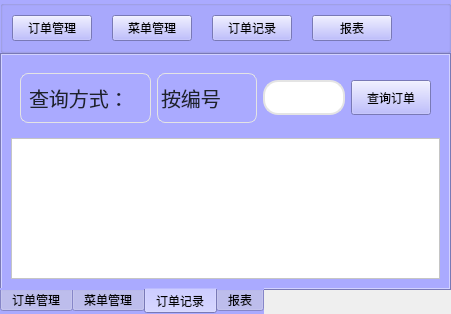
The window that admini/administratorinterface.ui (Li-Yaosong/BuffetMealsSystem) describes before a commit, drawn with Qt 5.
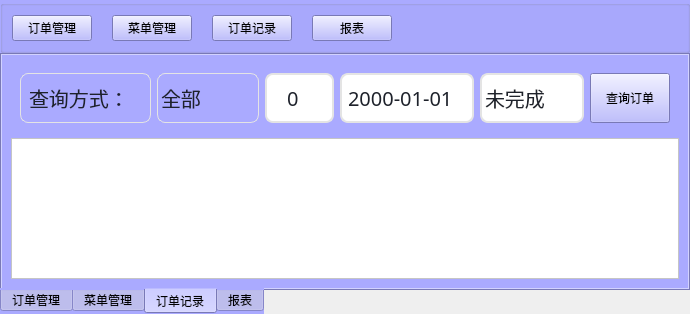
The same window after the commit. The open tabs and pages were chosen to show the change. Icons and pictures are not drawn.

What changed in the file:
```diff
--- a/admini/administratorinterface.ui
+++ b/admini/administratorinterface.ui
@@ -9,8 +9,8 @@
    <rect>
     <x>0</x>
     <y>0</y>
-    <width>451</width>
-    <height>272</height>
+    <width>690</width>
+    <height>298</height>
    </rect>
   </property>
   <property name="windowTitle">
@@ -97,7 +97,7 @@
       <enum>QTabWidget::South</enum>
      </property>
      <property name="currentIndex">
-      <number>3</number>
+      <number>1</number>
      </property>
      <widget class="QWidget" name="tab">
       <attribute name="title">
@@ -244,6 +244,13 @@
           <string/>
          </property>
          <layout class="QVBoxLayout" name="verticalLayout_4">
+          <item>
+           <widget class="QPushButton" name="pushButton_r">
+            <property name="text">
+             <string>刷新</string>
+            </property>
+           </widget>
+          </item>
           <item>
            <widget class="QPushButton" name="pushButton_addDishes">
             <property name="text">
@@ -258,13 +265,6 @@
             </property>
            </widget>
           </item>
-          <item>
-           <widget class="QPushButton" name="pushButton_modClass">
-            <property name="text">
-             <string>修改类别</string>
-            </property>
-           </widget>
-          </item>
           <item>
            <widget class="QPushButton" name="pushButton_delClass">
             <property name="text">
@@ -322,7 +322,7 @@
             <x>0</x>
             <y>0</y>
             <width>148</width>
-            <height>183</height>
+            <height>209</height>
            </rect>
           </property>
           <layout class="QVBoxLayout" name="verticalLayout_6">
@@ -443,7 +443,7 @@
             </property>
             <item>
              <property name="text">
-              <string>按编号</string>
+              <string>全部</string>
              </property>
             </item>
             <item>
@@ -451,27 +451,226 @@
               <string>按时间</string>
              </property>
             </item>
+            <item>
+             <property name="text">
+              <string>按编号</string>
+             </property>
+            </item>
+            <item>
+             <property name="text">
+              <string>按状态</string>
+             </property>
+            </item>
            </widget>
           </item>
           <item>
-           <widget class="QLineEdit" name="lineEdit">
+           <widget class="QSpinBox" name="spinBox_num">
             <property name="minimumSize">
              <size>
               <width>0</width>
-              <height>35</height>
+              <height>50</height>
              </size>
             </property>
             <property name="styleSheet">
-             <string notr="true">QLineEdit{
-    font: 25 14pt '微软雅黑 Light';
-    color: rgb(31,31,31);
-    padding-left:20px;
-    background-color: rgb(255, 255, 255);
-    border:2px solid rgba(228,228,228,1);
-    border-radius:15px;
+             <string notr="true">  	color:#1e222b;
+  	padding: 1px 15px 1px 3px;
+  	border:2px solid rgba(228,228,228,1);
+  	border-radius:8;
+  	font-family: Microsoft YaHei;
+  	font-size: 20px;
+ 	background-color: rgb(255, 255, 255);</string>
+            </property>
+            <property name="alignment">
+             <set>Qt::AlignCenter</set>
+            </property>
+            <property name="buttonSymbols">
+             <enum>QAbstractSpinBox::NoButtons</enum>
+            </property>
+           </widget>
+          </item>
+          <item>
+           <widget class="QDateEdit" name="dateEdit_order">
+            <property name="minimumSize">
+             <size>
+              <width>0</width>
+              <height>50</height>
+             </size>
+            </property>
+            <property name="styleSheet">
+             <string notr="true">QDateEdit{
+  color:#1e222b;
+  padding: 1px 15px 1px 3px;
+  border:2px solid rgba(228,228,228,1);
+  background-color: rgb(255, 255, 255);
+  border-radius:8;
+  font-family: Microsoft YaHei;
+  font-size: 20px;
 }
+QDateEdit::drop-down {			/*下拉按钮*/
+      subcontrol-origin: padding;
+      subcontrol-position: top right;
+      width: 20px;
+      border:none;
+}
+QCalendarWidget {
+	color:#1e222b;
+  	padding: 1px 15px 1px 3px;
+  	border:2px solid rgb(85, 170, 255);
+  	border-radius:8;
+  	font-family: Microsoft YaHei;
+  	font-size: 20px;
+	background-color: rgb(170, 170, 255);
+}
+QComboBox{
+  color:#1e222b;
+  padding: 1px 15px 1px 3px;
+  border:1px solid rgba(228,228,228,1);
+  border-radius:8;
+  font-family: Microsoft YaHei;
+  font-size: 20px;
+}
+QComboBox::drop-down {			/*下拉按钮*/
+      subcontrol-origin: padding;
+      subcontrol-position: top right;
+      width: 20px;
+      border:none;
+}
+
+QComboBox::down-arrow {		/*下拉按钮*/
+      image: url(:/image/combox.png);
+  }
+
+QComboBox QAbstractItemView{	/*列表 */
+	margin-top: 8px;
+	margin-left: 6px;
+	margin-bottom: 6px;
+	margin-right: 6px;
+	background:rgba(255,255,255,1);
+    border:1px solid rgba(228,228,228,1);
+    border-radius:8px;
+	font-size:12px;
+    font-family: Microsoft YaHei;
+    outline: 0px;
+    color:#1e222b;
+    padding-left: 16px;
+    padding-top: 12px;
+	padding-bottom:12px;
+    
+  }
+
+QComboBox QScrollBar::vertical{ /*滑条 主体部分*/
+    width:6px;
+    background:rgb(255,255,255);
+    border:none;
+}
+QComboBox QScrollBar::handle::vertical{ /*滑块主体*/
+    border-radius:3px;
+    background-color: rgba(30, 34, 43, 0.2);
+}
+QComboBox QScrollBar::handle::vertical::hover{
+    background-color: rgba(30, 34, 43, 0.2);
+}
+QComboBox QScrollBar::add-line::vertical{/*上箭头*/
+    border:none;
+}
+QComboBox QScrollBar::sub-line::vertical{/*下箭头*/
+    border:none;
+}
 </string>
             </property>
+            <property name="alignment">
+             <set>Qt::AlignCenter</set>
+            </property>
+            <property name="buttonSymbols">
+             <enum>QAbstractSpinBox::NoButtons</enum>
+            </property>
+            <property name="displayFormat">
+             <string>yyyy-MM-dd</string>
+            </property>
+           </widget>
+          </item>
+          <item>
+           <widget class="QComboBox" name="comboBox_state">
+            <property name="minimumSize">
+             <size>
+              <width>0</width>
+              <height>50</height>
+             </size>
+            </property>
+            <property name="styleSheet">
+             <string notr="true">QComboBox{
+  color:#1e222b;
+  padding: 1px 15px 1px 3px;
+  border:2px solid rgba(228,228,228,1);
+  background-color: rgb(255, 255, 255);
+  border-radius:8;
+  font-family: Microsoft YaHei;
+  font-size: 20px;
+}
+QComboBox::drop-down {			/*下拉按钮*/
+      subcontrol-origin: padding;
+      subcontrol-position: top right;
+      width: 20px;
+      border:none;
+}
+
+QComboBox::down-arrow {		/*下拉按钮*/
+      image: url(:/image/combox.png);
+  }
+
+QComboBox QAbstractItemView{	/*列表 */
+	margin-top: 8px;
+	margin-left: 6px;
+	margin-bottom: 6px;
+	margin-right: 6px;
+	background:rgba(255,255,255,1);
+    border:1px solid rgba(228,228,228,1);
+    border-radius:8px;
+	font-size:12px;
+    font-family: Microsoft YaHei;
+    outline: 0px;
+    color:#1e222b;
+    padding-left: 16px;
+    padding-top: 12px;
+	padding-bottom:12px;
+    
+  }
+
+QComboBox QScrollBar::vertical{ /*滑条 主体部分*/
+    width:6px;
+    background:rgb(255,255,255);
+    border:none;
+}
+QComboBox QScrollBar::handle::vertical{ /*滑块主体*/
+    border-radius:3px;
+    background-color: rgba(30, 34, 43, 0.2);
+}
+QComboBox QScrollBar::handle::vertical::hover{
+    background-color: rgba(30, 34, 43, 0.2);
+}
+QComboBox QScrollBar::add-line::vertical{/*上箭头*/
+    border:none;
+}
+QComboBox QScrollBar::sub-line::vertical{/*下箭头*/
+    border:none;
+}
+</string>
+            </property>
+            <item>
+             <property name="text">
+              <string>未完成</string>
+             </property>
+            </item>
+            <item>
+             <property name="text">
+              <string>已完成</string>
+             </property>
+            </item>
+            <item>
+             <property name="text">
+              <string>已结算</string>
+             </property>
+            </item>
            </widget>
           </item>
           <item>
@@ -479,7 +678,7 @@
             <property name="minimumSize">
              <size>
               <width>0</width>
-              <height>35</height>
+              <height>50</height>
              </size>
             </property>
             <property name="styleSheet">
@@ -522,8 +721,8 @@
            <rect>
             <x>0</x>
             <y>0</y>
-            <width>427</width>
-            <height>109</height>
+            <width>666</width>
+            <height>135</height>
            </rect>
           </property>
           <layout class="QVBoxLayout" name="verticalLayout_3"/>
```
